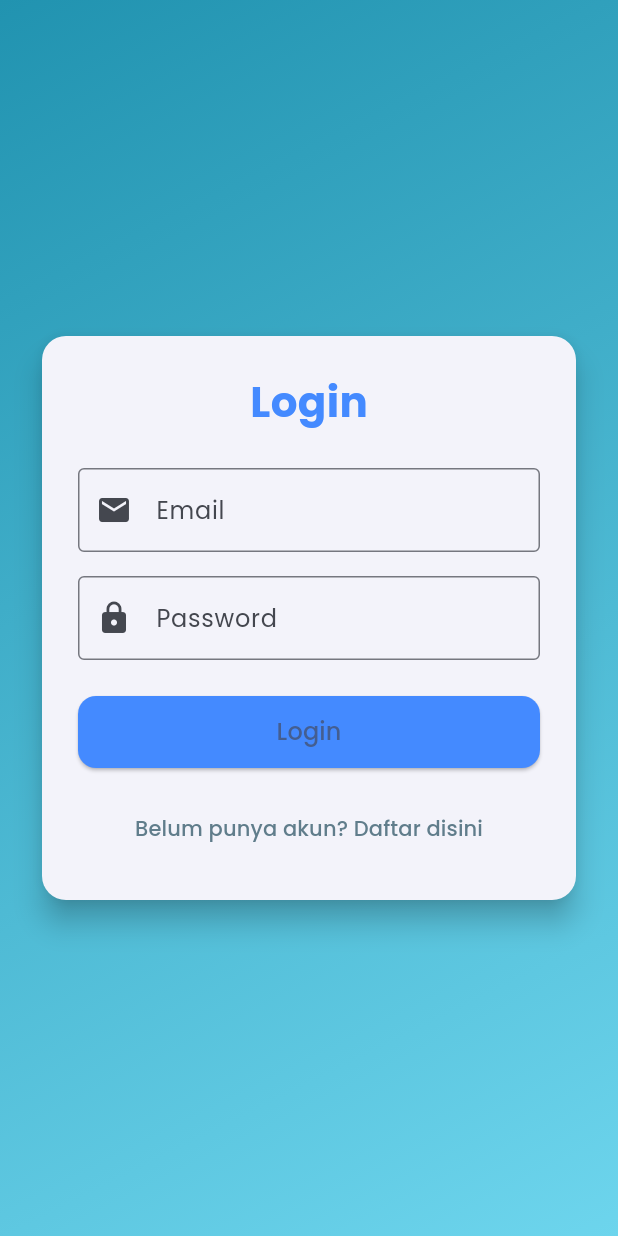
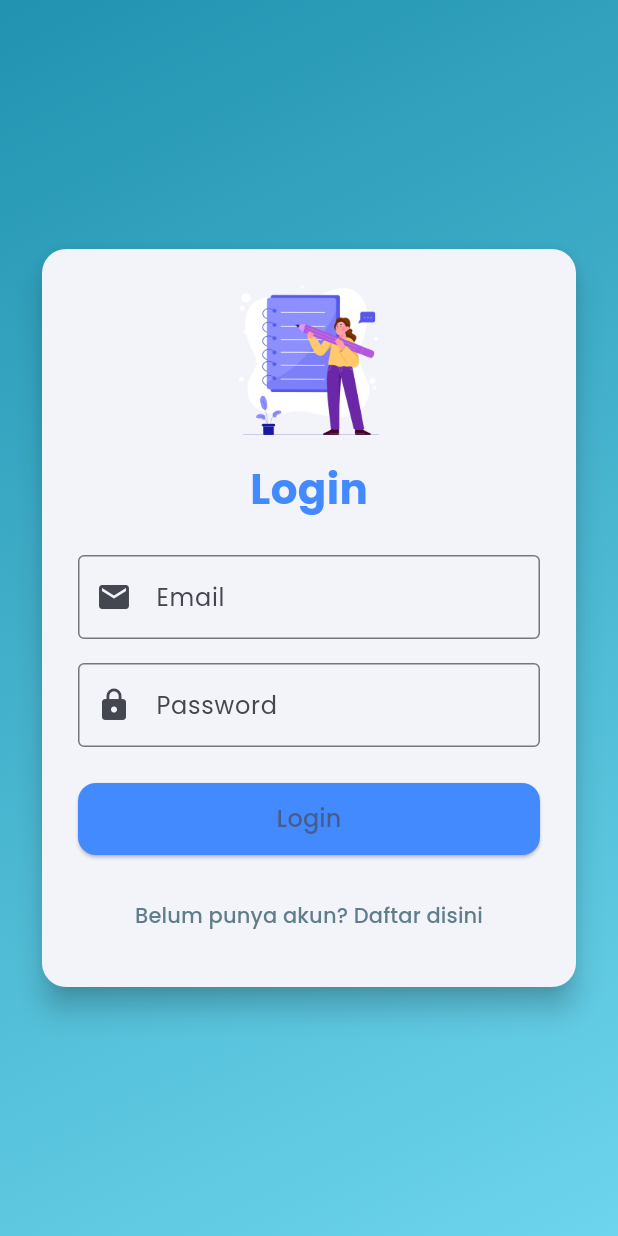
Before and after one commit to Nabhan475/TodoAPP, a Flutter app: the screen it shows after launch, on a phone screen of 412 x 824 dp. Run offline on Flutter 3.47's test engine with Material 3 defaults, Android fonts, the phone set to English and light mode, and no system bars; our stand-ins replace cloud_firestore, firebase_auth, firebase_core, google_fonts, lottie; accounts and stored records are empty.

Commit message:
second commit

```diff
--- a/lib/login_screen.dart
+++ b/lib/login_screen.dart
@@ -1,7 +1,9 @@
 import 'package:flutter/material.dart';
 import 'package:firebase_auth/firebase_auth.dart';
-import 'register_screen.dart';
-import 'home_screen.dart';
+// Menggunakan Firebase untuk proses login
+
+import 'register_screen.dart'; // Halaman untuk daftar akun baru
+import 'home_screen.dart'; // Halaman utama setelah berhasil login
 
 class LoginScreen extends StatefulWidget {
   const LoginScreen({super.key});
@@ -12,11 +14,16 @@ class LoginScreen extends StatefulWidget {
 
 class _LoginScreenState extends State<LoginScreen> {
   final _formKey = GlobalKey<FormState>();
+  // Digunakan untuk validasi form
+
   final _emailController = TextEditingController();
   final _passwordController = TextEditingController();
-  final _auth = FirebaseAuth.instance;
-  bool _isLoading = false;
+  // Untuk mengambil input email dan password
 
+  final _auth = FirebaseAuth.instance; // Objek Firebase Auth
+  bool _isLoading = false; // Status loading saat login
+
+  // Fungsi untuk proses login
   Future<void> _login() async {
     if (_formKey.currentState!.validate()) {
       setState(() {
@@ -24,28 +31,34 @@ class _LoginScreenState extends State<LoginScreen> {
       });
 
       try {
+        // Coba login dengan email dan password dari Firebase
         await _auth.signInWithEmailAndPassword(
           email: _emailController.text.trim(),
           password: _passwordController.text.trim(),
         );
 
         if (mounted) {
+          // Jika berhasil, pindah ke HomeScreen
           Navigator.pushReplacement(
             context,
             MaterialPageRoute(builder: (context) => const HomeScreen()),
           );
         }
       } on FirebaseAuthException catch (e) {
+        // Menangani error login
         String message = 'Terjadi kesalahan';
         if (e.code == 'user-not-found') {
           message = 'Email tidak ditemukan';
         } else if (e.code == 'wrong-password') {
           message = 'Password salah';
         }
+
+        // Tampilkan pesan error
         ScaffoldMessenger.of(
           context,
         ).showSnackBar(SnackBar(content: Text(message)));
       } finally {
+        // Set loading menjadi false setelah login selesai
         if (mounted) {
           setState(() {
             _isLoading = false;
@@ -57,6 +70,7 @@ class _LoginScreenState extends State<LoginScreen> {
 
   @override
   void dispose() {
+    // Hapus controller untuk mencegah memory leak
     _emailController.dispose();
     _passwordController.dispose();
     super.dispose();
@@ -67,6 +81,7 @@ class _LoginScreenState extends State<LoginScreen> {
     return Scaffold(
       body: Container(
         decoration: const BoxDecoration(
+          // Latar belakang gradien biru
           gradient: LinearGradient(
             colors: [Color(0xFF2193b0), Color(0xFF6dd5ed)],
             begin: Alignment.topLeft,
@@ -87,7 +102,16 @@ class _LoginScreenState extends State<LoginScreen> {
                   key: _formKey,
                   child: Column(
                     mainAxisSize: MainAxisSize.min,
+                    crossAxisAlignment:
+                        CrossAxisAlignment.center, // agar konten rata tengah
                     children: [
+                      // 🖼️ Logo di tengah
+                      Center(
+                        child: Image.asset('lib/assets/logo.png', height: 100),
+                      ),
+
+                      const SizedBox(height: 16), // Jarak antara logo dan teks
+                      // 📝 Teks Login
                       const Text(
                         'Login',
                         style: TextStyle(
@@ -96,7 +120,10 @@ class _LoginScreenState extends State<LoginScreen> {
                           color: Colors.blueAccent,
                         ),
                       ),
+
                       const SizedBox(height: 24),
+
+                      // Input email
                       TextFormField(
                         controller: _emailController,
                         decoration: const InputDecoration(
@@ -115,7 +142,10 @@ class _LoginScreenState extends State<LoginScreen> {
                           return null;
                         },
                       ),
+
                       const SizedBox(height: 16),
+
+                      // Input password
                       TextFormField(
                         controller: _passwordController,
                         decoration: const InputDecoration(
@@ -134,7 +164,10 @@ class _LoginScreenState extends State<LoginScreen> {
                           return null;
                         },
                       ),
+
                       const SizedBox(height: 24),
+
+                      // Tombol login
                       SizedBox(
                         width: double.infinity,
                         height: 48,
@@ -157,7 +190,10 @@ class _LoginScreenState extends State<LoginScreen> {
                                   ),
                         ),
                       ),
+
                       const SizedBox(height: 16),
+
+                      // Tombol untuk pindah ke halaman register
                       TextButton(
                         onPressed: () {
                           Navigator.push(
--- a/lib/main.dart
+++ b/lib/main.dart
@@ -1,16 +1,28 @@
 import 'package:flutter/material.dart';
+// Untuk membuat tampilan aplikasi.
+
 import 'package:firebase_core/firebase_core.dart';
+// Untuk menghubungkan aplikasi ke Firebase.
+
 import 'package:firebase_auth/firebase_auth.dart';
+// Untuk fitur login/logout dari Firebase.
+
 import 'package:google_fonts/google_fonts.dart';
+// Untuk mengganti font jadi Poppins.
 
-import 'login_screen.dart';
-import 'firebase_options.dart';
-import 'home_screen.dart';
+import 'login_screen.dart'; // Halaman login
+import 'firebase_options.dart'; // Konfigurasi Firebase
+import 'home_screen.dart'; // Halaman utama setelah login
 
 void main() async {
   WidgetsFlutterBinding.ensureInitialized();
+  // Pastikan Flutter siap sebelum Firebase dijalankan.
+
   await Firebase.initializeApp(options: DefaultFirebaseOptions.currentPlatform);
+  // Inisialisasi Firebase.
+
   runApp(const MyApp());
+  // Jalankan aplikasi utama.
 }
 
 class MyApp extends StatelessWidget {
@@ -19,21 +31,30 @@ class MyApp extends StatelessWidget {
   @override
   Widget build(BuildContext context) {
     return MaterialApp(
-      debugShowCheckedModeBanner: false,
+      debugShowCheckedModeBanner: false, // Hilangkan label debug
+
       theme: ThemeData(
-        useMaterial3: true,
-        colorSchemeSeed: Colors.blueAccent,
-        textTheme: GoogleFonts.poppinsTextTheme(),
-        scaffoldBackgroundColor: Colors.grey[100],
+        useMaterial3: true, // Pakai desain Material 3
+        colorSchemeSeed: Colors.blueAccent, // Warna utama aplikasi
+        textTheme: GoogleFonts.poppinsTextTheme(), // Font jadi Poppins
+        scaffoldBackgroundColor: Colors.grey[100], // Latar belakang terang
       ),
+
       home: StreamBuilder<User?>(
         stream: FirebaseAuth.instance.authStateChanges(),
+
+        // Cek apakah user sedang login atau tidak
         builder: (context, snapshot) {
           if (snapshot.connectionState == ConnectionState.waiting) {
             return const Center(child: CircularProgressIndicator());
+            // Tampilkan loading saat mengecek login
           }
+
           if (snapshot.hasData) return const HomeScreen();
+          // Kalau sudah login, masuk ke halaman utama
+
           return const LoginScreen();
+          // Kalau belum login, tampilkan halaman login
         },
       ),
     );
--- a/pubspec.yaml
+++ b/pubspec.yaml
@@ -66,6 +66,7 @@ flutter:
   uses-material-design: true
   assets:
     - lib/assets/register_anim.json
+    - lib/assets/logo.png
 
   # An image asset can refer to one or more resolution-specific "variants", see
   # https://flutter.dev/to/resolution-aware-images
```
Also changed, not shown: lib/home_screen.dart (+25 -3 lines), lib/register_screen.dart (+32 -2 lines), lib/assets/logo.png (added).
